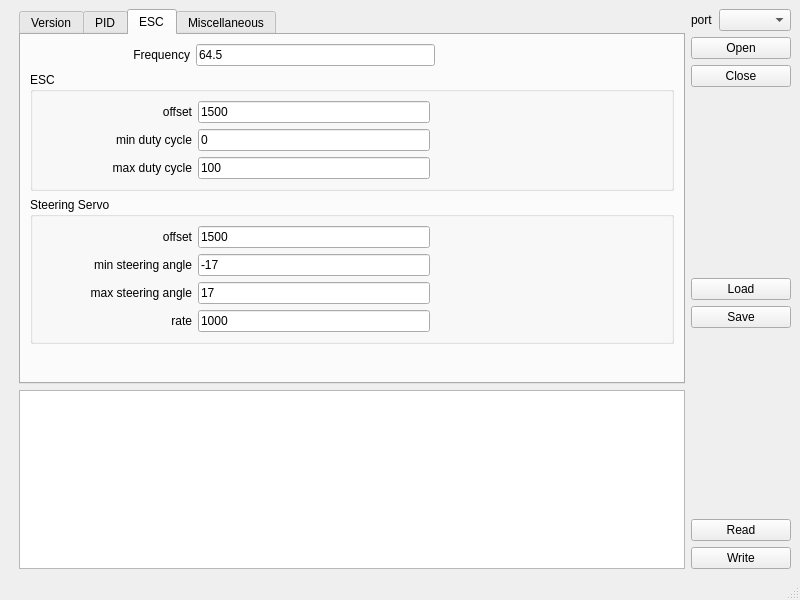
Before: the Qt Designer form mpu/firmware/racecar_firmware/mainwindow.ui in flyback1228/racecar_1_5, drawn with Qt 5.
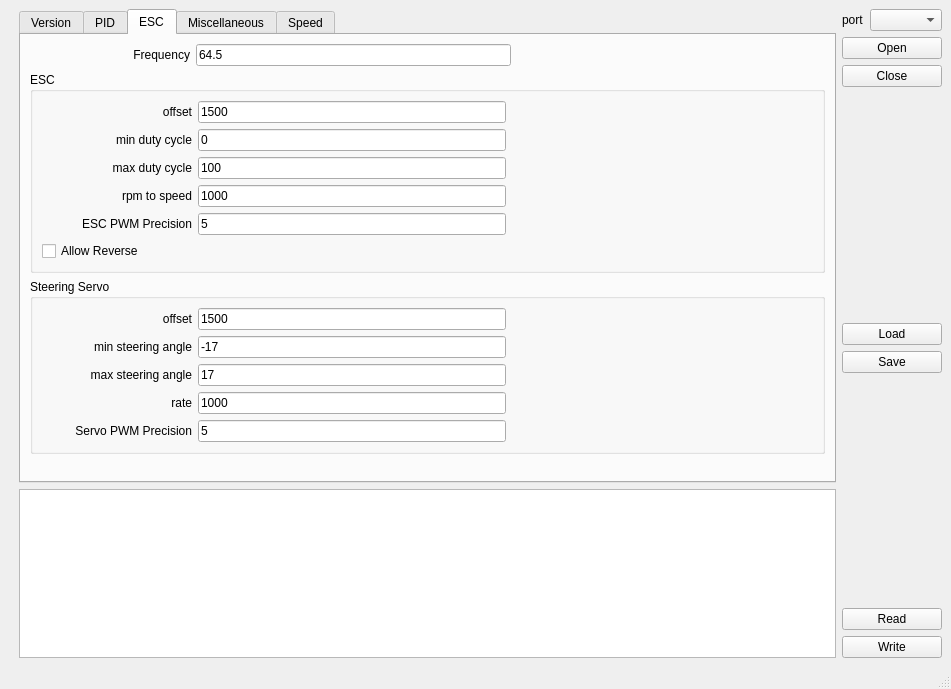
After: the same form once the commit is applied. The open tabs and pages were chosen to show the change. Custom widgets are drawn as their Qt base class.

```diff
--- a/mpu/firmware/racecar_firmware/mainwindow.ui
+++ b/mpu/firmware/racecar_firmware/mainwindow.ui
@@ -6,8 +6,8 @@
    <rect>
     <x>0</x>
     <y>0</y>
-    <width>800</width>
-    <height>600</height>
+    <width>951</width>
+    <height>689</height>
    </rect>
   </property>
   <property name="windowTitle">
@@ -556,6 +556,134 @@
                </item>
               </layout>
              </item>
+             <item>
+              <layout class="QHBoxLayout" name="horizontalLayout_21">
+               <item>
+                <widget class="QLabel" name="ratio_3">
+                 <property name="minimumSize">
+                  <size>
+                   <width>150</width>
+                   <height>0</height>
+                  </size>
+                 </property>
+                 <property name="maximumSize">
+                  <size>
+                   <width>100</width>
+                   <height>16777215</height>
+                  </size>
+                 </property>
+                 <property name="text">
+                  <string>rpm to speed</string>
+                 </property>
+                 <property name="alignment">
+                  <set>Qt::AlignRight|Qt::AlignTrailing|Qt::AlignVCenter</set>
+                 </property>
+                </widget>
+               </item>
+               <item>
+                <widget class="QLineEdit" name="ledEscRate">
+                 <property name="minimumSize">
+                  <size>
+                   <width>50</width>
+                   <height>0</height>
+                  </size>
+                 </property>
+                 <property name="text">
+                  <string>1000</string>
+                 </property>
+                </widget>
+               </item>
+               <item>
+                <spacer name="horizontalSpacer_21">
+                 <property name="orientation">
+                  <enum>Qt::Horizontal</enum>
+                 </property>
+                 <property name="sizeHint" stdset="0">
+                  <size>
+                   <width>40</width>
+                   <height>20</height>
+                  </size>
+                 </property>
+                </spacer>
+               </item>
+              </layout>
+             </item>
+             <item>
+              <layout class="QHBoxLayout" name="horizontalLayout_18">
+               <item>
+                <widget class="QLabel" name="label_15">
+                 <property name="minimumSize">
+                  <size>
+                   <width>150</width>
+                   <height>0</height>
+                  </size>
+                 </property>
+                 <property name="maximumSize">
+                  <size>
+                   <width>100</width>
+                   <height>16777215</height>
+                  </size>
+                 </property>
+                 <property name="text">
+                  <string>ESC PWM Precision</string>
+                 </property>
+                 <property name="alignment">
+                  <set>Qt::AlignRight|Qt::AlignTrailing|Qt::AlignVCenter</set>
+                 </property>
+                </widget>
+               </item>
+               <item>
+                <widget class="QLineEdit" name="ledEscPrecision">
+                 <property name="minimumSize">
+                  <size>
+                   <width>50</width>
+                   <height>0</height>
+                  </size>
+                 </property>
+                 <property name="text">
+                  <string>5</string>
+                 </property>
+                </widget>
+               </item>
+               <item>
+                <spacer name="horizontalSpacer_16">
+                 <property name="orientation">
+                  <enum>Qt::Horizontal</enum>
+                 </property>
+                 <property name="sizeHint" stdset="0">
+                  <size>
+                   <width>40</width>
+                   <height>20</height>
+                  </size>
+                 </property>
+                </spacer>
+               </item>
+              </layout>
+             </item>
+             <item>
+              <layout class="QHBoxLayout" name="horizontalLayout_20">
+               <item>
+                <widget class="QCheckBox" name="ckbEscReverse">
+                 <property name="text">
+                  <string>Allow Reverse</string>
+                 </property>
+                </widget>
+               </item>
+               <item>
+                <spacer name="horizontalSpacer_20">
+                 <property name="orientation">
+                  <enum>Qt::Horizontal</enum>
+                 </property>
+                 <property name="sizeHint" stdset="0">
+                  <size>
+                   <width>40</width>
+                   <height>20</height>
+                  </size>
+                 </property>
+                </spacer>
+               </item>
+              </layout>
+             </item>
             </layout>
            </widget>
           </item>
@@ -773,6 +901,58 @@
                </item>
               </layout>
              </item>
+             <item>
+              <layout class="QHBoxLayout" name="horizontalLayout_19">
+               <item>
+                <widget class="QLabel" name="ratio_2">
+                 <property name="minimumSize">
+                  <size>
+                   <width>150</width>
+                   <height>0</height>
+                  </size>
+                 </property>
+                 <property name="maximumSize">
+                  <size>
+                   <width>100</width>
+                   <height>16777215</height>
+                  </size>
+                 </property>
+                 <property name="text">
+                  <string>Servo PWM Precision</string>
+                 </property>
+                 <property name="alignment">
+                  <set>Qt::AlignRight|Qt::AlignTrailing|Qt::AlignVCenter</set>
+                 </property>
+                </widget>
+               </item>
+               <item>
+                <widget class="QLineEdit" name="ledServoPrecision">
+                 <property name="minimumSize">
+                  <size>
+                   <width>50</width>
+                   <height>0</height>
+                  </size>
+                 </property>
+                 <property name="text">
+                  <string>5</string>
+                 </property>
+                </widget>
+               </item>
+               <item>
+                <spacer name="horizontalSpacer_17">
+                 <property name="orientation">
+                  <enum>Qt::Horizontal</enum>
+                 </property>
+                 <property name="sizeHint" stdset="0">
+                  <size>
+                   <width>40</width>
+                   <height>20</height>
+                  </size>
+                 </property>
+                </spacer>
+               </item>
+              </layout>
+             </item>
             </layout>
            </widget>
           </item>
@@ -891,6 +1071,56 @@
           </item>
          </layout>
         </widget>
+        <widget class="QWidget" name="tab_speed">
+         <attribute name="title">
+          <string>Speed</string>
+         </attribute>
+         <layout class="QHBoxLayout" name="horizonLayout_8">
+          <item>
+           <widget class="QChartView" name="chartView"/>
+          </item>
+          <item>
+           <layout class="QVBoxLayout" name="verticalLayout_9">
+            <property name="leftMargin">
+             <number>2</number>
+            </property>
+            <property name="topMargin">
+             <number>10</number>
+            </property>
+            <property name="rightMargin">
+             <number>2</number>
+            </property>
+            <item>
+             <widget class="QPushButton" name="btnSpeedStart">
+              <property name="text">
+               <string>Start Plot</string>
+              </property>
+             </widget>
+            </item>
+            <item>
+             <widget class="QPushButton" name="btnSpeedStop">
+              <property name="text">
+               <string>Stop Plot</string>
+              </property>
+             </widget>
+            </item>
+            <item>
+             <spacer name="verticalSpacer_7">
+              <property name="orientation">
+               <enum>Qt::Vertical</enum>
+              </property>
+              <property name="sizeHint" stdset="0">
+               <size>
+                <width>20</width>
+                <height>40</height>
+               </size>
+              </property>
+             </spacer>
+            </item>
+           </layout>
+          </item>
+         </layout>
+        </widget>
        </widget>
       </item>
       <item>
@@ -1016,6 +1246,13 @@
   </widget>
   <widget class="QStatusBar" name="statusbar"/>
  </widget>
+ <customwidgets>
+  <customwidget>
+   <class>QChartView</class>
+   <extends>QGraphicsView</extends>
+   <header>QtCharts</header>
+  </customwidget>
+ </customwidgets>
  <resources/>
  <connections/>
 </ui>
```
Left out of the diff: 164 changed lines with no effect on the pictures.
